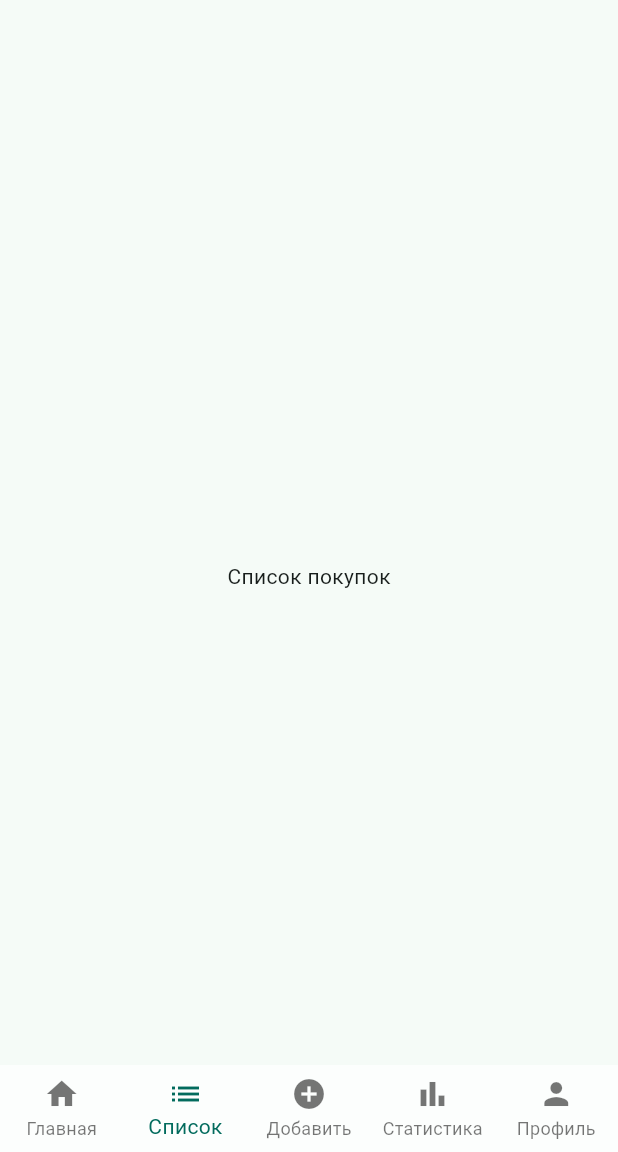
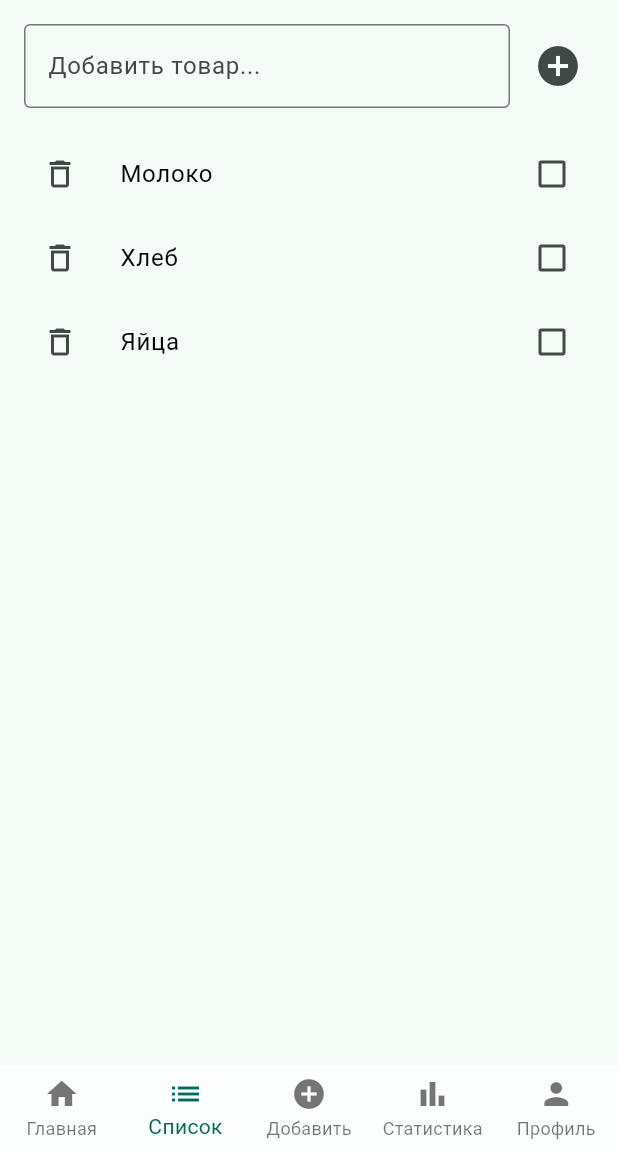
Before and after one commit to ARTURDZHAN/nakupni_zona, a Flutter app: the screen it shows after launch, item 2 of the bottom bar chosen, on a phone screen of 412 x 824 dp, the part 84-1236 px from its top. Run offline on Flutter 3.47's test engine with Material 3 defaults, Android fonts, the phone set to English and light mode, and no system bars.

Commit message:
list added

```diff
--- a/lib/main.dart
+++ b/lib/main.dart
@@ -1,6 +1,7 @@
 import 'package:flutter/material.dart';
 import 'dart:ui';
-
+import 'screens/home_screen.dart';
+import 'screens/list_screen.dart';
 void main() {
   runApp(const MyApp());
 }
@@ -65,7 +66,7 @@ class _MyHomePageState extends State<MyHomePage> {
             currentIndex: _selectedIndex,
             onTap: _onItemTapped,
             type: BottomNavigationBarType.fixed,
-            backgroundColor: Colors.white.withOpacity(0.7), // полупрозрачный фон
+            backgroundColor: Colors.white.withValues(alpha: 0.7), // полупрозрачный фон
             elevation: 0, // убираем стандартную тень
             items: const [
               BottomNavigationBarItem(
@@ -99,24 +100,8 @@ class _MyHomePageState extends State<MyHomePage> {
 // ==== Экраны-заглушки для каждого раздела ====
 // Позже наполнишь их реальным содержимым
 
-class HomeScreen extends StatelessWidget {
-  const HomeScreen({super.key});
 
 
-  @override
-  Widget build(BuildContext context) {
-    return const Center(child: Text('Главная страница'));
-  }
-}
-
-class ListScreen extends StatelessWidget {
-  const ListScreen({super.key});
-
-  @override
-  Widget build(BuildContext context) {
-    return const Center(child: Text('Список покупок'));
-  }
-}
 
 class AddScreen extends StatelessWidget {
   const AddScreen({super.key});
--- a/lib/screens/home_screen.dart
+++ b/lib/screens/home_screen.dart
@@ -1,3 +1,4 @@
+import 'package:flutter/material.dart';
 class HomeScreen extends StatelessWidget {
   const HomeScreen({super.key});
 
--- /dev/null
+++ b/lib/screens/list_screen.dart
@@ -0,0 +1,110 @@
+import 'package:flutter/material.dart';
+
+class ListScreen extends StatefulWidget {
+  const ListScreen({super.key});
+
+  @override
+  State<ListScreen> createState() => _ListScreenState();
+}
+
+class ShoppingItem {
+  String name;
+  bool isChecked;
+
+  ShoppingItem({required this.name, this.isChecked = false});
+}
+
+class _ListScreenState extends State<ListScreen> {
+  final List<ShoppingItem> _items = [
+    ShoppingItem(name: 'Молоко'),
+    ShoppingItem(name: 'Хлеб'),
+    ShoppingItem(name: 'Яйца'),
+  ];
+
+  final TextEditingController _controller = TextEditingController();
+
+  void _addItem(String name) {
+    if (name.trim().isEmpty) return;
+    setState(() {
+      _items.add(ShoppingItem(name: name.trim()));
+    });
+    _controller.clear();
+  }
+
+  void _toggleItem(int index) {
+    setState(() {
+      _items[index].isChecked = !_items[index].isChecked;
+    });
+  }
+
+  void _removeItem(int index) {
+    setState(() {
+      _items.removeAt(index);
+    });
+  }
+
+  @override
+  void dispose() {
+    _controller.dispose();
+    super.dispose();
+  }
+
+  @override
+  Widget build(BuildContext context) {
+    return Column(
+      children: [
+        // Поле ввода нового товара
+        Padding(
+          padding: const EdgeInsets.all(16.0),
+          child: Row(
+            children: [
+              Expanded(
+                child: TextField(
+                  controller: _controller,
+                  decoration: const InputDecoration(
+                    hintText: 'Добавить товар...',
+                    border: OutlineInputBorder(),
+                  ),
+                  onSubmitted: _addItem, // добавление по Enter
+                ),
+              ),
+              const SizedBox(width: 8),
+              IconButton(
+                icon: const Icon(Icons.add_circle, size: 32),
+                onPressed: () => _addItem(_controller.text),
+              ),
+            ],
+          ),
+        ),
+
+        // Сам список товаров
+        Expanded(
+          child: ListView.builder(
+            padding: const EdgeInsets.only(bottom: 80), // отступ под панель навигации
+            itemCount: _items.length,
+            itemBuilder: (context, index) {
+              final item = _items[index];
+              return CheckboxListTile(
+                title: Text(
+                  item.name,
+                  style: TextStyle(
+                    decoration: item.isChecked
+                        ? TextDecoration.lineThrough // зачёркивание отмеченных
+                        : TextDecoration.none,
+                    color: item.isChecked ? Colors.grey : Colors.black,
+                  ),
+                ),
+                value: item.isChecked,
+                onChanged: (_) => _toggleItem(index),
+                secondary: IconButton(
+                  icon: const Icon(Icons.delete_outline),
+                  onPressed: () => _removeItem(index),
+                ),
+              );
+            },
+          ),
+        ),
+      ],
+    );
+  }
+}
```
Also changed, not shown: 2 other files.
